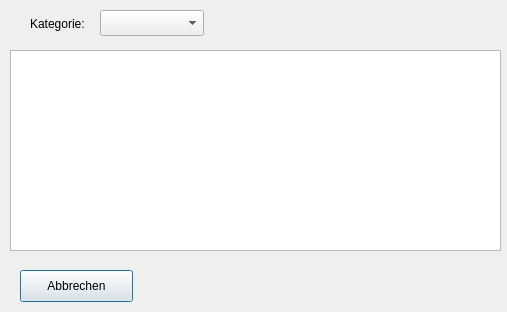
sess2016C/se2016C, file transaktionsliste.ui: the form before one commit.
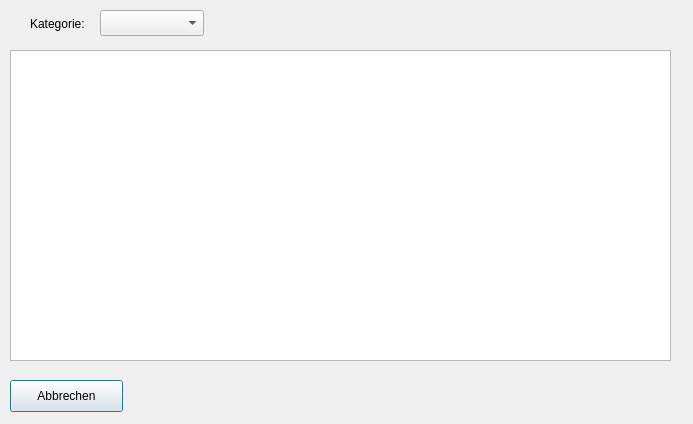
The form after the commit.

What changed in the file:
```diff
--- a/transaktionsliste.ui
+++ b/transaktionsliste.ui
@@ -6,8 +6,8 @@
    <rect>
     <x>0</x>
     <y>0</y>
-    <width>507</width>
-    <height>312</height>
+    <width>693</width>
+    <height>424</height>
    </rect>
   </property>
   <property name="windowTitle">
@@ -29,8 +29,8 @@
   <widget class="QPushButton" name="btn_TLAbbrechen">
    <property name="geometry">
     <rect>
-     <x>20</x>
-     <y>270</y>
+     <x>10</x>
+     <y>380</y>
      <width>113</width>
      <height>32</height>
     </rect>
@@ -54,8 +54,8 @@
     <rect>
      <x>10</x>
      <y>50</y>
-     <width>491</width>
-     <height>201</height>
+     <width>661</width>
+     <height>311</height>
     </rect>
    </property>
   </widget>
```
Left out of the diff: 2 changed lines with no effect on the pictures.
